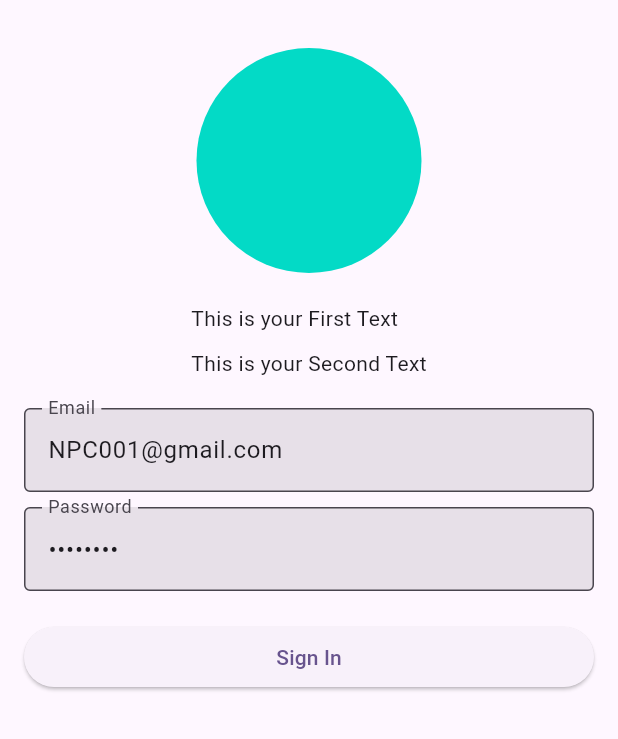
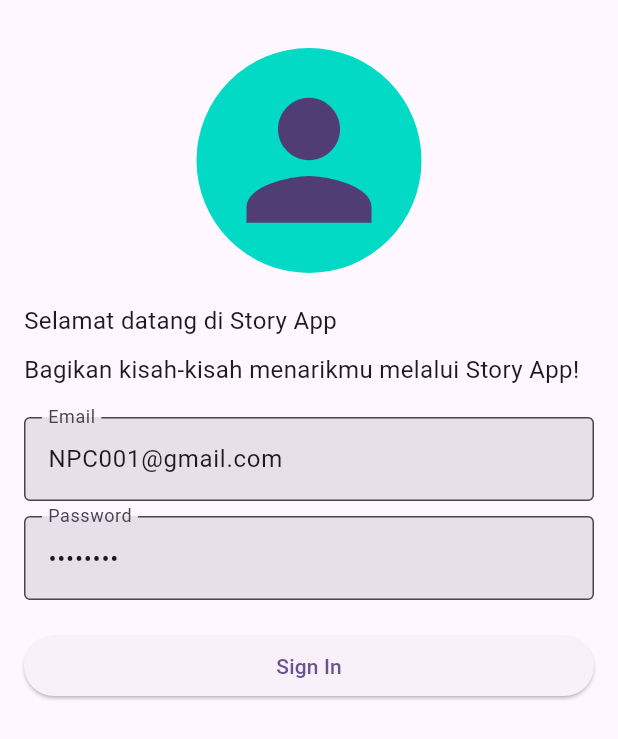
Before and after one commit to IrfanKnowledge/story_app, a Flutter app: the screen it shows after launch, on a phone screen of 412 x 824 dp. Shown: the top 739 px of the screen. Run offline on Flutter 3.47's test engine with Material 2 defaults, Android fonts, the phone set to English and light mode, and no system bars; our stand-ins replace image_picker, readmore, shared_preferences; accounts and stored records are empty.

Commit message:
LoginPage
-Mengubah tampilan sedikit
-Sudah otomatis pindah halaman apabila masih sedang login + penerapan pushReplacement()

```diff
--- a/story_app/lib/ui/login_page.dart
+++ b/story_app/lib/ui/login_page.dart
@@ -7,6 +7,7 @@ import 'package:story_app/provider/login_provider.dart';
 import 'package:story_app/provider/preferences_provider.dart';
 import 'package:story_app/ui/list_story_page.dart';
 import 'package:story_app/utils/result_state_helper.dart';
+import 'package:story_app/widget/center_loading.dart';
 
 class LoginPage extends StatefulWidget {
   const LoginPage({super.key});
@@ -46,10 +47,58 @@ class _LoginPageState extends State<LoginPage> {
 
   Widget _buildScaffold() {
     return Scaffold(
-      body: _buildLoginProgress(),
+      body: _buildIsLogin(),
     );
   }
 
+  /// if login is true, navigate to ListStoryPage,
+  /// if login is not true, stay on this page,
+  Widget _buildIsLogin() {
+    return Consumer<PreferencesProvider>(
+      builder: (context, provider, _) {
+        // if state is still not started
+        if (provider.stateIsLogin == ResultState.notStarted) {
+          return const CenterLoading();
+
+          // if state is loading (fetch isLogin from SharedPreference),
+          // show loading
+        } else if (provider.stateIsLogin == ResultState.loading) {
+          return const CenterLoading();
+
+          // if isLogin is true
+        } else if (provider.isLogin) {
+          //auto navigate to ListStoryPage
+          return FutureBuilder(
+            future: _autoNavigate(context),
+            builder: (_, __) => const CenterLoading(),
+          );
+        }
+
+        // if isLogin is not true
+        return _buildLoginProgress();
+      },
+    );
+  }
+
+  /// delayed because we need to wait until UI building process is done,
+  /// to avoiding an error.
+  Future<String> _autoNavigate(BuildContext context) async {
+    await Future.delayed(
+      const Duration(seconds: 1),
+      () {
+        Navigator.pushReplacement(
+          context,
+          MaterialPageRoute(
+            builder: (_) => const ListStoryPage(),
+          ),
+        );
+      },
+    );
+    return 'loading...';
+  }
+
+  /// if login process is begin,
+  /// then do login progress,
   Widget _buildLoginProgress() {
     return Consumer<LoginProvider>(
       builder: (context, providerLogin, __) {
@@ -61,12 +110,12 @@ class _LoginPageState extends State<LoginPage> {
         } else if (providerLogin.state == ResultState.hasData) {
           print('state has data');
 
-          /// using FutureBuilder.future to do automatic navigation,
-          /// because Navigator.push can't be used inside return Widget(),
-          /// Navigator.push not return a Widget(),
-          /// that is why Navigator.push almost always used inside Button.onPress: () {} (no need to return a Widget())
+          // using FutureBuilder.future to do automatic navigation,
+          // because Navigator.push can't be used inside return Widget(),
+          // Navigator.push not return a Widget(),
+          // that is why Navigator.push almost always used inside Button.onPress: () {} (no need to return a Widget())
           return FutureBuilder(
-            future: _autoNavigate(
+            future: _autoNavigateSetLoginAndToken(
               context,
               providerLogin.loginWrap.loginResult!
                   .token, // use '!' because it's 100% not null
@@ -86,7 +135,7 @@ class _LoginPageState extends State<LoginPage> {
   }
 
   /// automatic navigate if [_buildLoginProgress] == ResultState.hasData
-  Future<String> _autoNavigate(
+  Future<String> _autoNavigateSetLoginAndToken(
     BuildContext context,
     String token,
   ) async {
@@ -122,6 +171,10 @@ class _LoginPageState extends State<LoginPage> {
     _controllerEmail.text = 'NPC001@gmail.com';
     _controllerPassword.text = 'npc00001';
 
+    const textStyle16 = TextStyle(
+      fontSize: 16,
+    );
+
     return Consumer<LoginProvider>(
       builder: (context, provider, _) {
         return Container(
@@ -139,15 +192,28 @@ class _LoginPageState extends State<LoginPage> {
               CircleAvatar(
                 backgroundColor: const ColorScheme.light().secondary,
                 radius: 75,
+                child: const Icon(Icons.person, size: 125,),
               ),
               const SizedBox(height: 20),
-              const Column(
-                mainAxisSize: MainAxisSize.min,
-                crossAxisAlignment: CrossAxisAlignment.start,
+              const Row(
+                mainAxisSize: MainAxisSize.max,
+                mainAxisAlignment: MainAxisAlignment.start,
                 children: [
-                  Text('This is your First Text'),
-                  SizedBox(height: 10),
-                  Text('This is your Second Text'),
+                  Column(
+                    mainAxisSize: MainAxisSize.min,
+                    crossAxisAlignment: CrossAxisAlignment.start,
+                    children: [
+                      Text(
+                        'Selamat datang di Story App',
+                        style: textStyle16,
+                      ),
+                      SizedBox(height: 10),
+                      Text(
+                        'Bagikan kisah-kisah menarikmu melalui Story App!',
+                        style: textStyle16,
+                      ),
+                    ],
+                  ),
                 ],
               ),
               const SizedBox(height: 20),
@@ -180,7 +246,7 @@ class _LoginPageState extends State<LoginPage> {
               ),
               FutureBuilder(
                 future: _snackBarLogin(provider.state, provider.message),
-                builder: (_, __) => const SizedBox(height: 0),
+                builder: (_, __) => const SizedBox.shrink(),
               ),
             ],
           ),
@@ -208,6 +274,8 @@ class _LoginPageState extends State<LoginPage> {
   }
 
   /// show snackBar when [_buildLoginProgress] == ResultState.noData or ResultState.error
+  /// delayed because we need to wait until UI building process is done,
+  /// to avoiding an error.
   Future<String> _snackBarLogin(ResultState state, String message) async {
     await Future.delayed(
       const Duration(seconds: 1),
```
